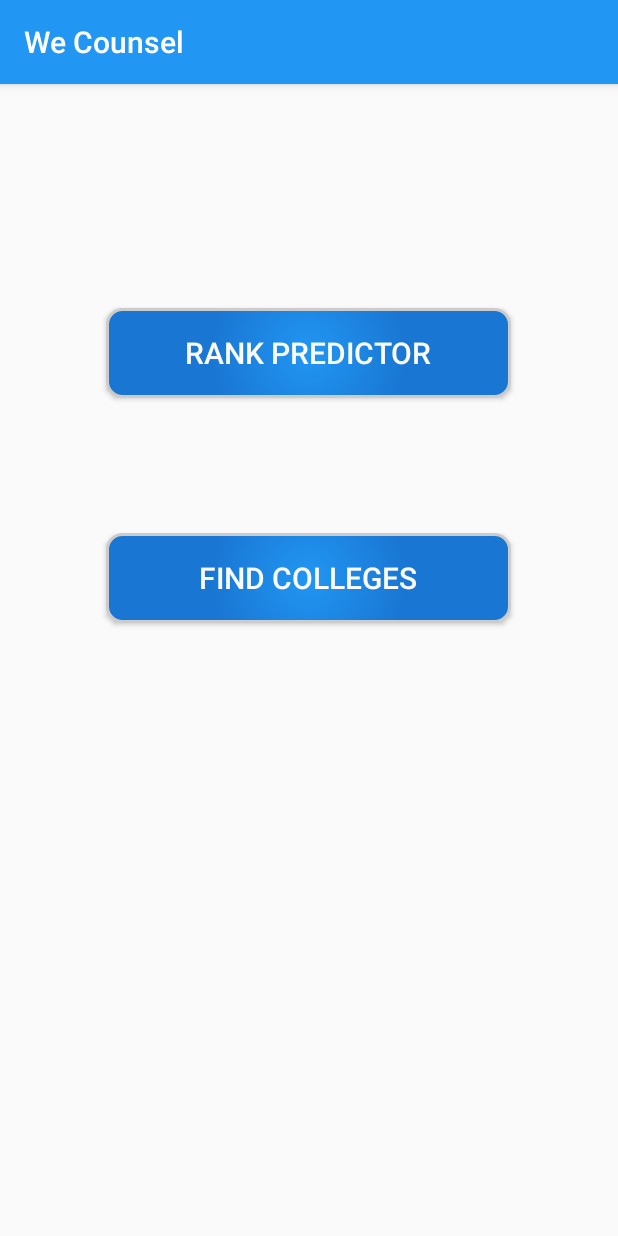
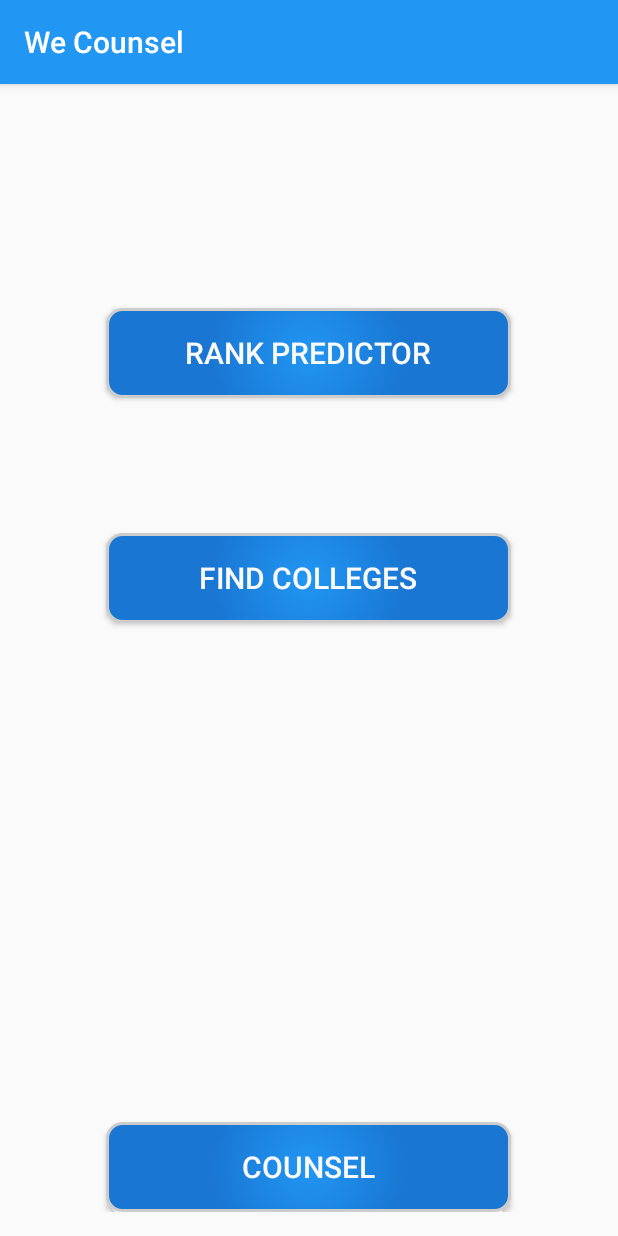
Before and after one commit to akshayaggarwal99/We_Counsel, an Android app: the SelectionActivity screen opened directly, with no data from a screen before it, on a phone screen of 412 x 824 dp. Run offline under Robolectric (Android 15) with nearby library versions, the phone set to English and light mode, and no system bars.

Commit message:
Google Form Attached

```diff
--- a/app/build.gradle
+++ b/app/build.gradle
@@ -8,8 +8,8 @@ android {
         applicationId "com.aka.wecounsel"
         minSdkVersion 15
         targetSdkVersion 22
-        versionCode 6
-        versionName "2.1"
+        versionCode 8
+        versionName "2.3"
     }
     buildTypes {
         release {
--- a/app/src/main/java/com/aka/wecounsel/SelectionActivity.java
+++ b/app/src/main/java/com/aka/wecounsel/SelectionActivity.java
@@ -1,19 +1,36 @@
 package com.aka.wecounsel;
 
+import android.content.Context;
 import android.content.Intent;
+import android.hardware.Sensor;
+import android.hardware.SensorEvent;
+import android.hardware.SensorEventListener;
+import android.hardware.SensorManager;
 import android.support.v7.app.ActionBarActivity;
 import android.os.Bundle;
 import android.view.Menu;
 import android.view.MenuItem;
 import android.view.View;
+import android.widget.Toast;
 
 
 public class SelectionActivity extends ActionBarActivity {
 
+    private SensorManager mSensorManager;
+    private float mAccel; // acceleration apart from gravity
+    private float mAccelCurrent; // current acceleration including gravity
+    private float mAccelLast; // last acceleration including gravity
     @Override
     protected void onCreate(Bundle savedInstanceState) {
         super.onCreate(savedInstanceState);
         setContentView(R.layout.activity_selection);
+        mSensorManager = (SensorManager) getSystemService(Context.SENSOR_SERVICE);
+        mSensorManager.registerListener(mSensorListener, mSensorManager.getDefaultSensor(Sensor.TYPE_ACCELEROMETER), SensorManager.SENSOR_DELAY_NORMAL);
+        mAccel = 0.00f;
+        mAccelCurrent = SensorManager.GRAVITY_EARTH;
+        mAccelLast = SensorManager.GRAVITY_EARTH;
+
+
 
 
     }
@@ -50,8 +67,66 @@ public class SelectionActivity extends ActionBarActivity {
                 startActivity(intent);
     }
 
-    public void onJeemainClick(View view) {
-        Intent i=new Intent(this,JeeMain.class);
+
+    public void onGoogleFormClick(View view) {
+        Intent i=new Intent(this,GoogleForm.class);
         startActivity(i);
     }
+
+
+
+
+
+
+
+
+
+
+    private final SensorEventListener mSensorListener = new SensorEventListener() {
+
+        public void onSensorChanged(SensorEvent se) {
+            float x = se.values[0];
+            float y = se.values[1];
+            float z = se.values[2];
+            mAccelLast = mAccelCurrent;
+            mAccelCurrent = (float) Math.sqrt((double) (x*x + y*y + z*z));
+            float delta = mAccelCurrent - mAccelLast;
+            mAccel = mAccel * 0.9f + delta; // perform low-cut filter
+            if (mAccel > 12) {
+                Toast toast = Toast.makeText(getApplicationContext(), "Device has shaken.", Toast.LENGTH_LONG);
+                toast.show();
+            }
+        }
+
+        public void onAccuracyChanged(Sensor sensor, int accuracy) {
+
+        }
+    };
+
+    @Override
+    protected void onResume() {
+        super.onResume();
+        mSensorManager.registerListener(mSensorListener, mSensorManager.getDefaultSensor(Sensor.TYPE_ACCELEROMETER), SensorManager.SENSOR_DELAY_NORMAL);
+    }
+
+    @Override
+    protected void onPause() {
+        mSensorManager.unregisterListener(mSensorListener);
+        super.onPause();
+    }
+
+
+
+
+
+
+
+
+
+
+
+
+
+
+
 }
--- a/app/src/main/res/layout/activity_selection.xml
+++ b/app/src/main/res/layout/activity_selection.xml
@@ -35,20 +35,20 @@
         android:layout_centerHorizontal="true"
         android:layout_marginTop="133dp" />
 
-    <!--<Button-->
-        <!--android:id="@+id/jeemain"-->
-        <!--android:layout_width="wrap_content"-->
-        <!--android:layout_height="wrap_content"-->
+    <Button
+        android:id="@+id/google_form"
+        android:layout_width="wrap_content"
+        android:layout_height="wrap_content"
 
-        <!--android:background="@drawable/button_shape"-->
-        <!--android:text="Rank Predictor"-->
-        <!--android:textSize="20dp"-->
-        <!--android:layout_gravity="center"-->
-        <!--android:onClick="onJeemainClick"-->
+        android:background="@drawable/button_shape"
+        android:text="Counsel"
+        android:textSize="20dp"
+        android:layout_gravity="center"
+        android:onClick="onGoogleFormClick"
 
-        <!--android:layout_alignParentBottom="true"-->
-        <!--android:layout_centerHorizontal="true"-->
-        <!--android:layout_marginTop="13dp"-->
-        <!--/>-->
+        android:layout_alignParentBottom="true"
+        android:layout_centerHorizontal="true"
+        android:layout_marginTop="13dp"
+        />
 
 </RelativeLayout>
--- a/app/src/main/res/layout/activity_sub.xml
+++ b/app/src/main/res/layout/activity_sub.xml
@@ -3,7 +3,8 @@
     xmlns:app="http://schemas.android.com/apk/res-auto"
     android:layout_width="match_parent"
     android:layout_height="match_parent"
-    tools:context=".MainActivity">
+    tools:context=".MainActivity"
+    android:background="#E3F2FD">
 
     <!--<TextView-->
         <!--android:layout_width="wrap_content"-->
--- /dev/null
+++ b/app/src/main/res/menu/menu_google_form.xml
@@ -0,0 +1,6 @@
+<menu xmlns:android="http://schemas.android.com/apk/res/android"
+    xmlns:app="http://schemas.android.com/apk/res-auto"
+    xmlns:tools="http://schemas.android.com/tools" tools:context="com.aka.wecounsel.GoogleForm">
+    <item android:id="@+id/action_settings" android:title="@string/action_settings"
+        android:orderInCategory="100" app:showAsAction="never" />
+</menu>
--- a/app/src/main/res/values/strings.xml
+++ b/app/src/main/res/values/strings.xml
@@ -9,4 +9,5 @@
     <string name="title_activity_rank_predictor">RankPredictor</string>
     <string name="title_activity_sub_activity_2">SubActivity_2</string>
     <string name="title_activity_jee_main">JeeMain</string>
+    <string name="title_activity_google_form">GoogleForm</string>
 </resources>
```
Also changed, not shown: app/src/main/AndroidManifest.xml (+14 -7 lines), app/src/main/java/com/aka/wecounsel/GoogleForm.java (added, +108 -0 lines), app/src/main/res/layout/activity_google_form.xml (added, +17 -0 lines).
